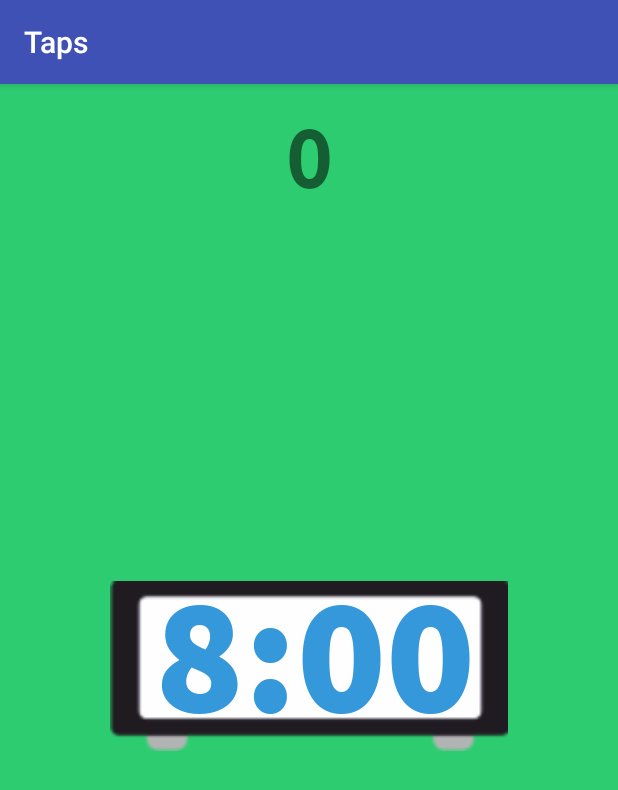
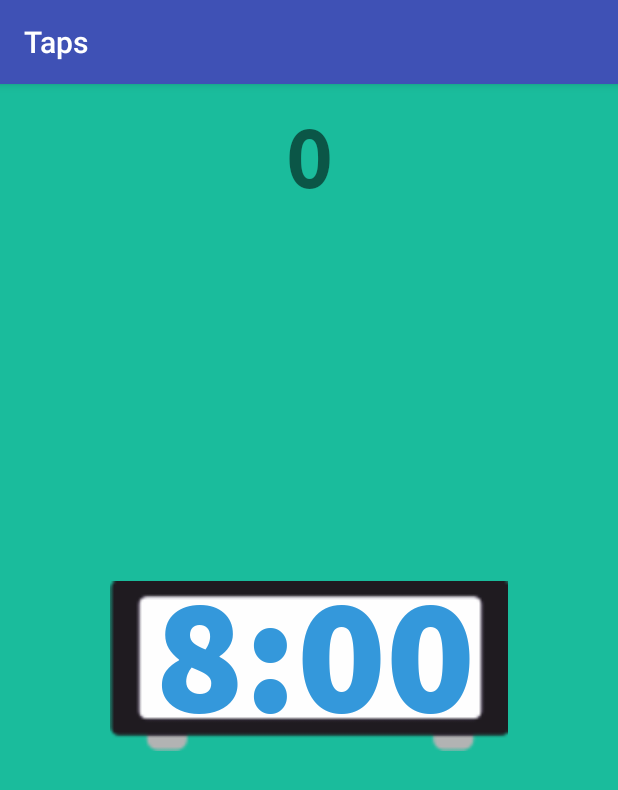
Before and after one commit to noamtayri/Taps, an Android app: the TapPveActivity screen opened directly, with no data from a screen before it, on a phone screen of 412 x 824 dp. Shown: the top 790 px of the screen. Run offline under Robolectric (Android 15) with nearby library versions, the light colour scheme and no system bars.

Commit message:
change tap_pve design

```diff
--- a/app/src/main/java/com/android/ronoam/taps/TapPveActivity.java
+++ b/app/src/main/java/com/android/ronoam/taps/TapPveActivity.java
@@ -48,7 +48,7 @@ public class TapPveActivity extends AppCompatActivity {
         Typeface AssistantExtraBoldFont = Typeface.createFromAsset(getAssets(),  "fonts/Assistant-ExtraBold.ttf");
 
         go.setTypeface(AssistantExtraBoldFont);
-        go.setTextColor(Color.BLUE);
+        //go.setTextColor(Color.BLUE);
         go.animate().scaleXBy(5.0f).scaleYBy(5.0f).alpha(0.0f).setDuration(1000);
         timer.setTypeface(AssistantExtraBoldFont);
         //timer.setTextColor(Color.RED);
--- a/app/src/main/res/layout/activity_tap_pve.xml
+++ b/app/src/main/res/layout/activity_tap_pve.xml
@@ -5,7 +5,7 @@
     android:id="@+id/tap_pve_layout"
     android:layout_width="match_parent"
     android:layout_height="match_parent"
-    android:background="#2ECC71"
+    android:background="#1abc9c"
     tools:context=".TapPveActivity">
 
     <ImageView
@@ -57,6 +57,7 @@
         android:layout_marginTop="8dp"
         android:alpha="0.8"
         android:text="@string/textView_go"
+        android:textColor="#34495e"
         android:textSize="130sp"
         app:layout_constraintBottom_toBottomOf="parent"
         app:layout_constraintEnd_toEndOf="parent"
```
